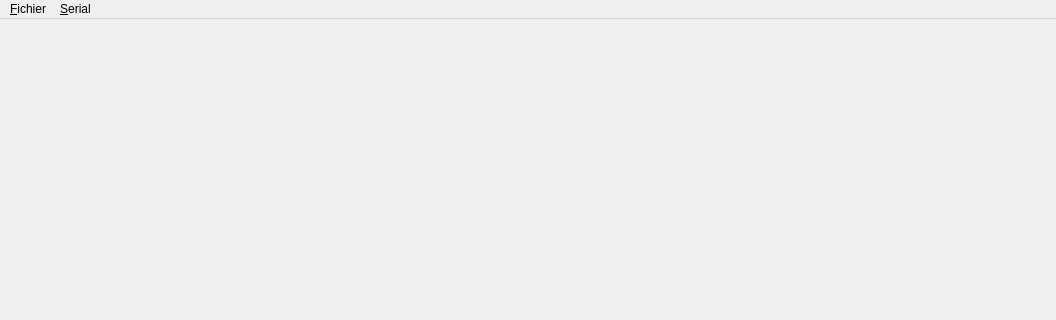
First picture: the form in ui/IHMControl.ui, repository marc-j/QIHMControl, before the edit; both pictures show x 0 to 1056 and y 0 to 320 of the 1056 by 685 pixel window.
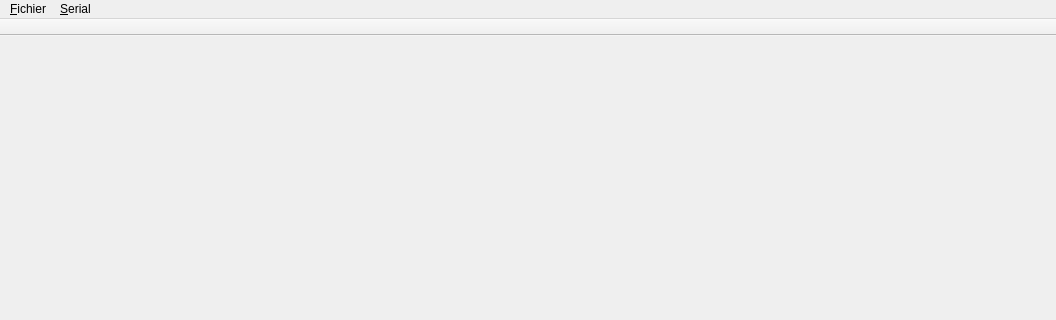
Second picture: the form after the edit. Icons and pictures are not drawn.

Patch:
```diff
--- a/ui/IHMControl.ui
+++ b/ui/IHMControl.ui
@@ -46,6 +46,26 @@
    <addaction name="menu_Serial"/>
   </widget>
   <widget class="QStatusBar" name="statusBar"/>
+  <widget class="QToolBar" name="toolBar">
+   <property name="windowTitle">
+    <string>toolBar</string>
+   </property>
+   <property name="movable">
+    <bool>false</bool>
+   </property>
+   <property name="allowedAreas">
+    <set>Qt::TopToolBarArea</set>
+   </property>
+   <property name="floatable">
+    <bool>false</bool>
+   </property>
+   <attribute name="toolBarArea">
+    <enum>TopToolBarArea</enum>
+   </attribute>
+   <attribute name="toolBarBreak">
+    <bool>false</bool>
+   </attribute>
+  </widget>
   <action name="actionFullScreen">
    <property name="text">
     <string>&amp;Full Screen</string>
```
